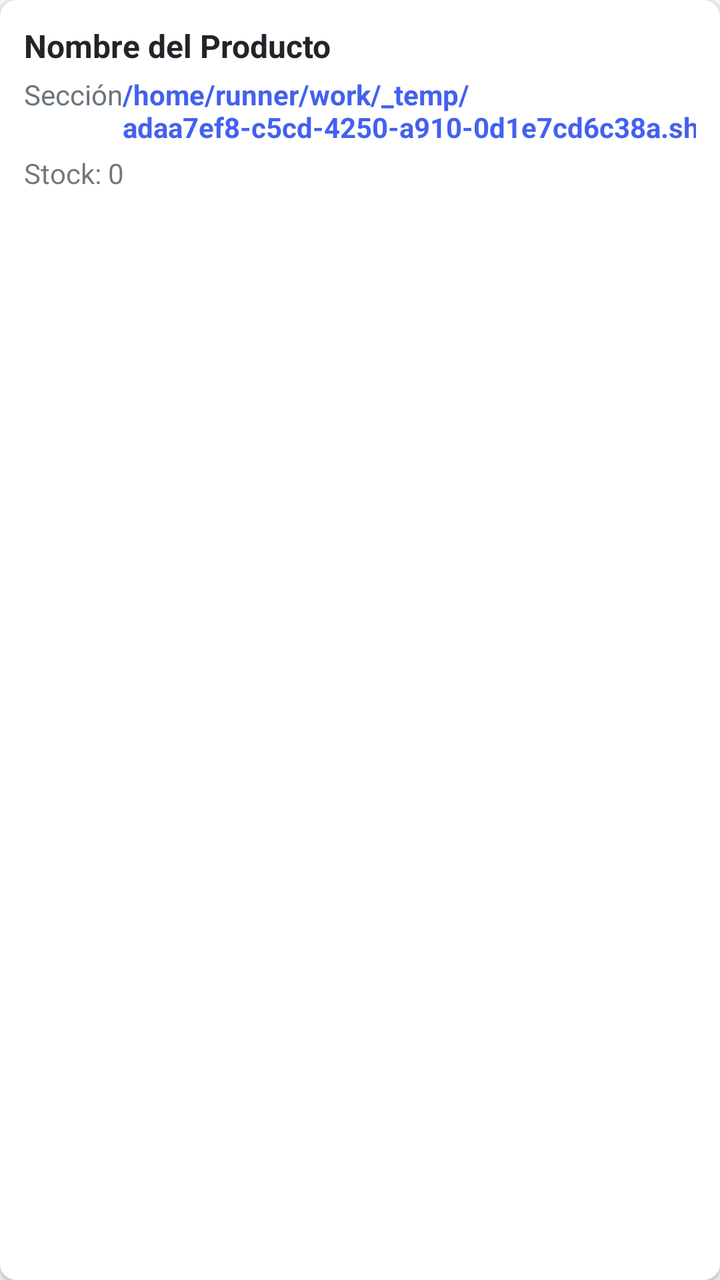
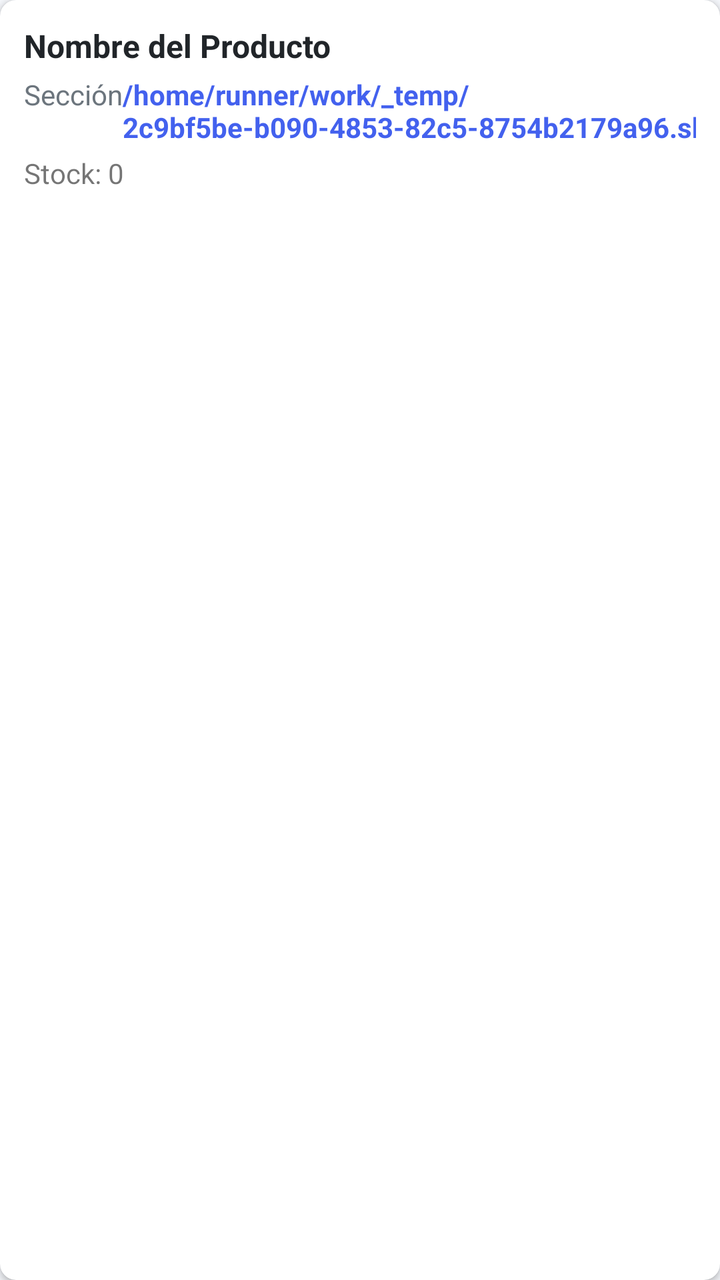

The first picture is an Android layout as it rendered before a commit; the second is the same layout after the commit. The layout source and the unified diff follow.
<!-- AndroidManifest.xml: application theme Theme.OmniVentas -->
<!-- res/layout/item_producto.xml -->
<?xml version="1.0" encoding="utf-8"?>
<androidx.cardview.widget.CardView xmlns:android="http://schemas.android.com/apk/res/android"
    xmlns:app="http://schemas.android.com/apk/res-auto"
    android:layout_width="match_parent"
    android:layout_height="wrap_content"
    android:layout_marginBottom="8dp"
    app:cardCornerRadius="8dp"
    app:cardElevation="2dp">
    <LinearLayout
        android:layout_width="match_parent"
        android:layout_height="wrap_content"
        android:orientation="vertical"
        android:padding="12dp">
        <TextView
            android:id="@+id/tv_nombre"
            android:layout_width="match_parent"
            android:layout_height="wrap_content"
            android:text="Nombre del Producto"
            android:textSize="16sp"
            android:textStyle="bold"
            android:textColor="@color/dark" />
        <LinearLayout
            android:layout_width="match_parent"
            android:layout_height="wrap_content"
            android:orientation="horizontal"
            android:layout_marginTop="4dp">
            <TextView
                android:id="@+id/tv_seccion"
                android:layout_width="0dp"
                android:layout_height="wrap_content"
                android:layout_weight="1"
                android:text="Sección"
                android:textSize="14sp"
                android:textColor="@color/gray" />
            <TextView
                android:id="@+id/tv_precio"
                android:layout_width="wrap_content"
                android:layout_height="wrap_content"
                android:text="/home/runner/work/_temp/adaa7ef8-c5cd-4250-a910-0d1e7cd6c38a.sh.00"
                android:textSize="14sp"
                android:textColor="@color/primary"
                android:textStyle="bold" />
        </LinearLayout>
        <TextView
            android:id="@+id/tv_stock"
            android:layout_width="wrap_content"
            android:layout_height="wrap_content"
            android:text="Stock: 0"
            android:textSize="14sp"
            android:layout_marginTop="4dp" />
    </LinearLayout>
</androidx.cardview.widget.CardView>
<!-- resources referenced by this layout -->
<resources>
  <color name="dark">#212529</color>
  <color name="gray">#6C757D</color>
  <color name="primary">#4361EE</color>
  <style name="Theme.OmniVentas" parent="Theme.MaterialComponents.DayNight.NoActionBar">
          <item name="colorPrimary">@color/primary</item>
          <item name="colorPrimaryVariant">@color/primary_dark</item>
          <item name="colorOnPrimary">@color/white</item>
          <item name="colorSecondary">@color/secondary</item>
          <item name="colorOnSecondary">@color/white</item>
          <item name="android:statusBarColor">@color/primary</item>
          <item name="android:windowBackground">@color/light_gray</item>
      </style>
  <color name="primary_dark">#3A56D4</color>
  <color name="white">#FFFFFF</color>
  <color name="secondary">#3F37C9</color>
  <color name="light_gray">#F5F7FB</color>
</resources>

<!-- the commit's change to res/layout/item_producto.xml (unified diff, before → after) -->
@@ -36,7 +36,7 @@
                 android:id="@+id/tv_precio"
                 android:layout_width="wrap_content"
                 android:layout_height="wrap_content"
-                android:text="/home/runner/work/_temp/adaa7ef8-c5cd-4250-a910-0d1e7cd6c38a.sh.00"
+                android:text="/home/runner/work/_temp/2c9bf5be-b090-4853-82c5-8754b2179a96.sh.00"
                 android:textSize="14sp"
                 android:textColor="@color/primary"
                 android:textStyle="bold" />
